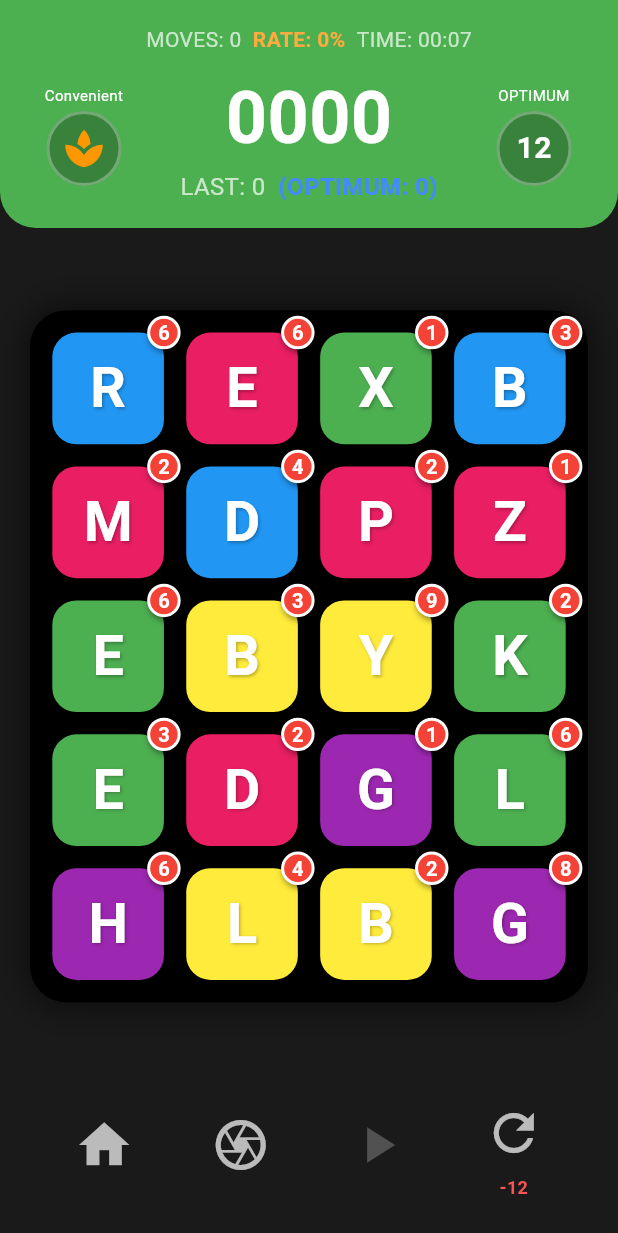
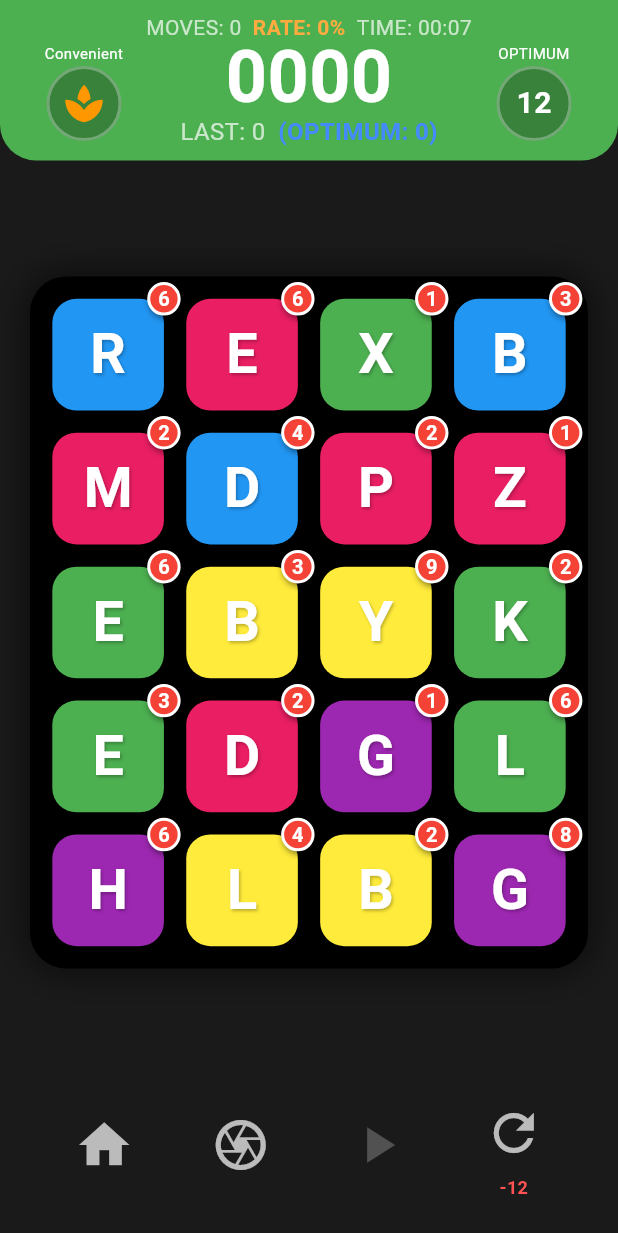
Before and after one commit to RettPop/badger, a Flutter app: the screen it shows after launch, on a phone screen of 412 x 824 dp. Shown: the top 1233 px of the screen. Run offline on Flutter 3.47's test engine with Material 3 defaults, Android fonts, the light colour scheme and no system bars; our stand-ins replace package_info_plus.

Commit message:
UI optimization

```diff
--- a/lib/presentation/screens/game_screen.dart
+++ b/lib/presentation/screens/game_screen.dart
@@ -71,7 +71,7 @@ class _GameScreenState extends State<GameScreen> {
 
   Widget _buildTopBar() {
     return Container(
-      padding: const EdgeInsets.all(16.0),
+      padding: const EdgeInsets.symmetric(horizontal: 16, vertical: 8),
       decoration: const BoxDecoration(
         color: Colors.green,
         borderRadius: BorderRadius.only(
@@ -80,6 +80,7 @@ class _GameScreenState extends State<GameScreen> {
         ),
       ),
       child: Column(
+        mainAxisSize: MainAxisSize.min,
         children: [
           Row(
             mainAxisAlignment: MainAxisAlignment.center,
@@ -102,12 +103,13 @@ class _GameScreenState extends State<GameScreen> {
               ),
             ],
           ),
-          const SizedBox(height: 8),
           Row(
             mainAxisAlignment: MainAxisAlignment.spaceBetween,
+            crossAxisAlignment: CrossAxisAlignment.start,
             children: [
               _buildModeColumn(),
               Column(
+                mainAxisSize: MainAxisSize.min,
                 children: [
                   Text(
                     _gameState.totalScore.toString().padLeft(4, '0'),
@@ -115,6 +117,7 @@ class _GameScreenState extends State<GameScreen> {
                       color: Colors.white,
                       fontSize: 48,
                       fontWeight: FontWeight.bold,
+                      height: 1.0,
                     ),
                   ),
                   Row(
@@ -163,6 +166,7 @@ class _GameScreenState extends State<GameScreen> {
 
   Widget _buildInfoColumn(String label, String value, {bool isIcon = false}) {
     return Column(
+      mainAxisSize: MainAxisSize.min,
       children: [
         SizedBox(
           width: 80,
@@ -172,7 +176,7 @@ class _GameScreenState extends State<GameScreen> {
             style: const TextStyle(color: Colors.white, fontSize: 10),
           ),
         ),
-        const SizedBox(height: 4),
+        const SizedBox(height: 2),
         Container(
           width: 50,
           height: 50,
@@ -263,6 +267,7 @@ class _GameScreenState extends State<GameScreen> {
 
   Widget _buildModeColumn() {
     return Column(
+      mainAxisSize: MainAxisSize.min,
       children: [
         SizedBox(
           width: 80,
@@ -272,7 +277,7 @@ class _GameScreenState extends State<GameScreen> {
             style: const TextStyle(color: Colors.white, fontSize: 10),
           ),
         ),
-        const SizedBox(height: 4),
+        const SizedBox(height: 2),
         Container(
           width: 50,
           height: 50,
```
